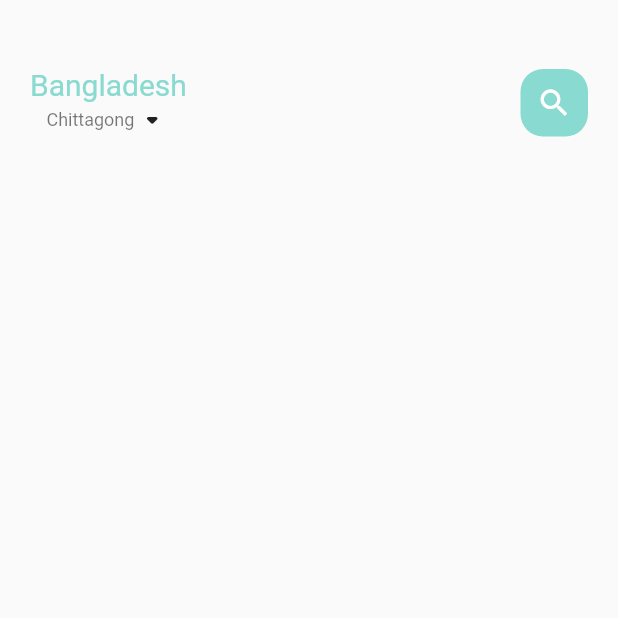
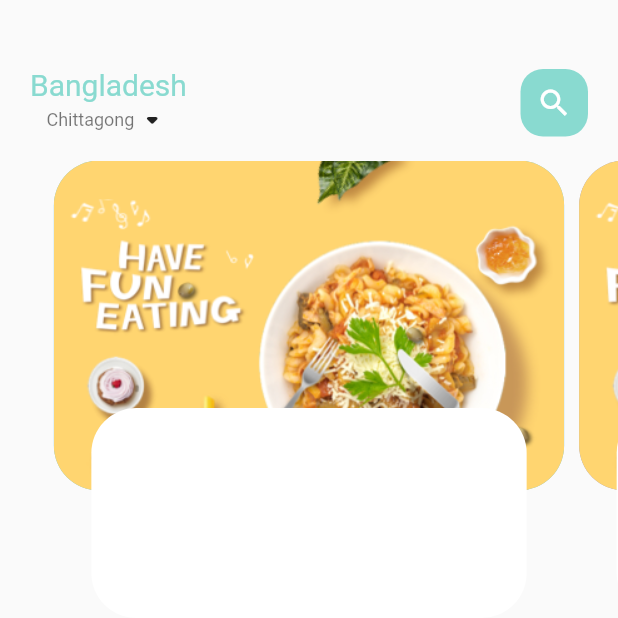
Before and after one commit to akramul47/fooddelivery, a Flutter app: the screen it shows after launch, on a phone screen of 412 x 824 dp, the top half of it. Run offline on Flutter 3.47's test engine with Material 2 defaults, Android fonts, the phone set to English and light mode, and no system bars.

Commit message:
added slider

```diff
--- a/lib/home/food_page_body.dart
+++ b/lib/home/food_page_body.dart
@@ -1,17 +1,55 @@
 import 'package:flutter/cupertino.dart';
+import 'package:flutter/material.dart';
 
 class FoodPageBody extends StatefulWidget {
-  const FoodPageBody({ Key? key }) : super(key: key);
+  const FoodPageBody({Key? key}) : super(key: key);
 
   @override
   State<FoodPageBody> createState() => _FoodPageBodyState();
 }
 
 class _FoodPageBodyState extends State<FoodPageBody> {
+  PageController pageController = PageController(viewportFraction: 0.85);
   @override
   Widget build(BuildContext context) {
     return Container(
 
+      height: 320,
+      child: PageView.builder(
+          controller: pageController,
+          itemCount: 5,
+          itemBuilder: (context, position) {
+            return _buildPageItem(position);
+          }),
+    );
+  }
+
+  Widget _buildPageItem(int index) {
+    return Stack(
+      children: [
+        Container(
+      height: 220,
+      margin: EdgeInsets.only(left: 5, right: 5),
+      decoration: BoxDecoration(
+          borderRadius: BorderRadius.circular(30),
+          color: index.isEven ? Color(0xFF69c5df) : Color(0xFF9294cc),
+          image: DecorationImage(
+              fit: BoxFit.cover, image: AssetImage("assets/image/food0.png"))),
+    ),
+    Align(
+      alignment: Alignment.bottomCenter,
+      child: Container(
+        height: 140,
+        margin: EdgeInsets.only(left: 30, right: 30, bottom: 15),
+        decoration: BoxDecoration(
+            borderRadius: BorderRadius.circular(30),
+            color: Colors.white,
+
+
+      ),
+    ),
+    ),
+      ],
     );
   }
 }
--- a/lib/home/main_food_page.dart
+++ b/lib/home/main_food_page.dart
@@ -3,6 +3,8 @@
 import 'package:fooddelivery/utils/colors.dart';
 import 'package:fooddelivery/widgets/big_text.dart';
 import 'package:fooddelivery/widgets/small_text.dart';
+
+import 'food_page_body.dart';
 
 class MainFoodPage extends StatefulWidget {
   const MainFoodPage({ Key? key }) : super(key: key);
@@ -15,8 +17,7 @@
   @override
   Widget build(BuildContext context) {
     return Scaffold(
-      body: Container(
-      child: Column(
+      body: Column(
         children: [
           Container(
             margin: EdgeInsets.only(top: 45, bottom: 15),
@@ -50,9 +51,8 @@
           ],
         ),
       ),
-        ],
+        FoodPageBody(),],
       ),
-    ),
     );
   }
 }
```
